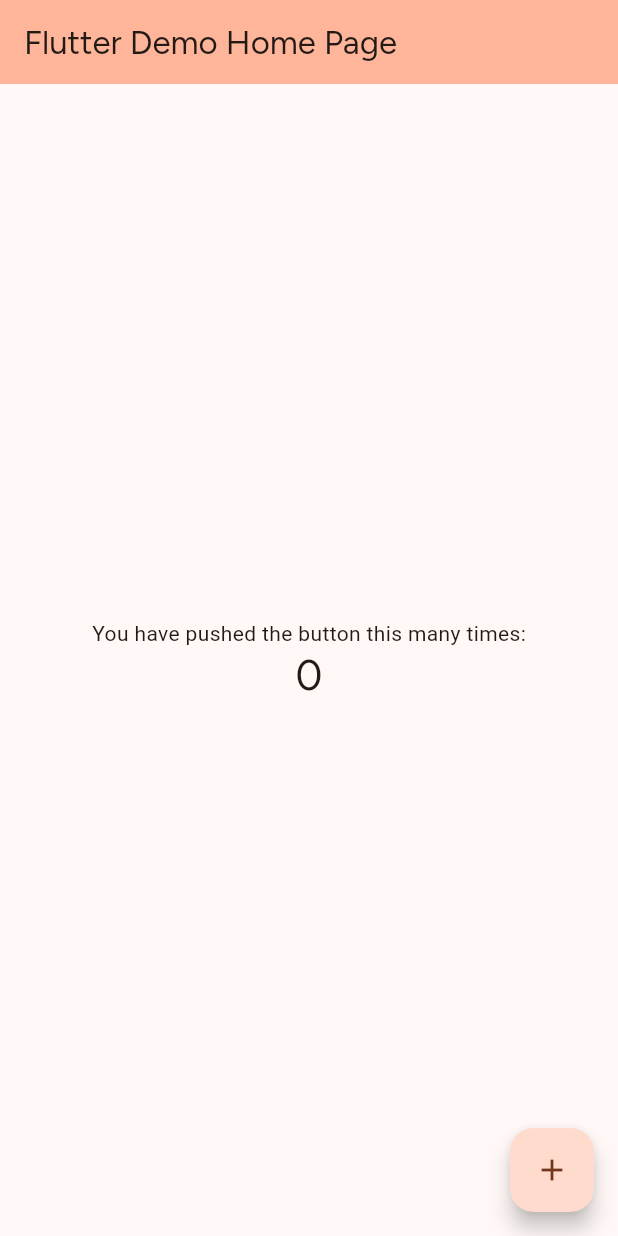
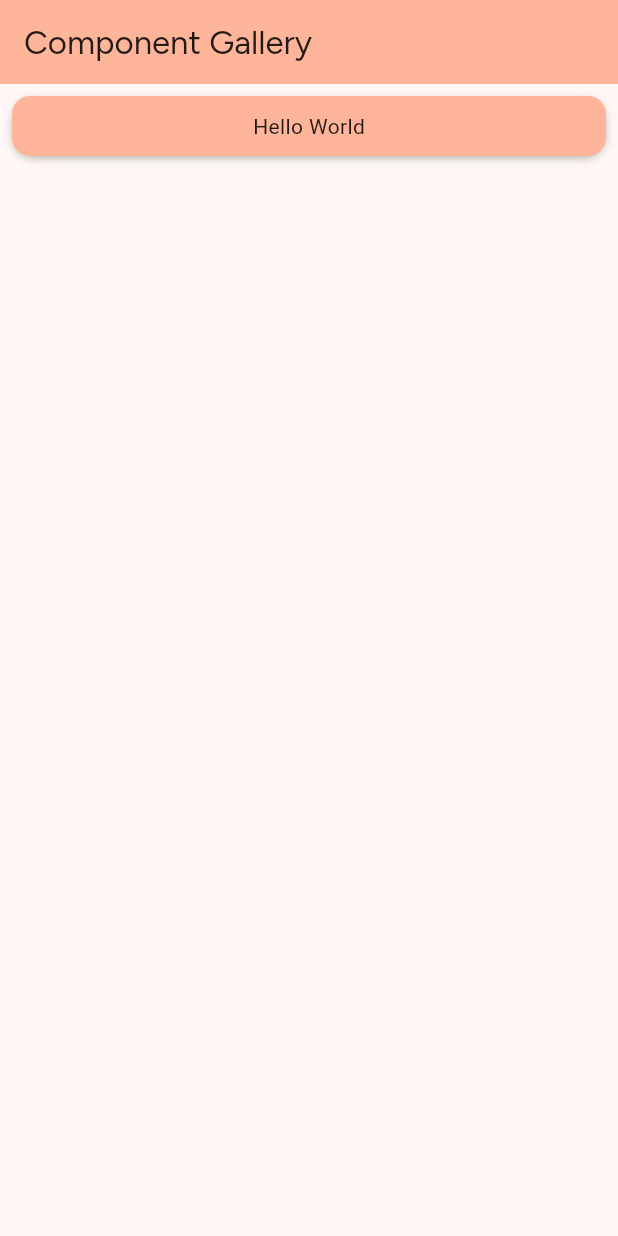
Before and after one commit to intellicook/mobile, a Flutter app: the screen it shows after launch, on a phone screen of 412 x 824 dp. Run offline on Flutter 3.47's test engine with Material 3 defaults, Android fonts, the phone set to English and light mode, and no system bars; our stand-ins replace figma_squircle, flutter_inset_shadow, google_fonts, material_color_utilities.

Commit message:
Add button

```diff
--- a/analysis_options.yaml
+++ b/analysis_options.yaml
@@ -26,6 +26,7 @@ linter:
     directives_ordering: true
     prefer_single_quotes: true
     sort_constructors_first: true
+    always_declare_return_types: true
 
 # Additional information about this file can be found at
 # https://dart.dev/guides/language/analysis-options
--- /dev/null
+++ b/lib/constants/corner_radius.dart
@@ -0,0 +1,16 @@
+import 'package:figma_squircle/figma_squircle.dart';
+
+class SmoothBorderRadiusConsts {
+  static const sCornerRadius = 12.0;
+  static const lCornerRadius = 24.0;
+  static const cornerSmoothing = 0.6;
+
+  static final s = SmoothBorderRadius(
+    cornerRadius: sCornerRadius,
+    cornerSmoothing: cornerSmoothing,
+  );
+  static final l = SmoothBorderRadius(
+    cornerRadius: lCornerRadius,
+    cornerSmoothing: cornerSmoothing,
+  );
+}
--- /dev/null
+++ b/lib/constants/shadow.dart
@@ -0,0 +1,37 @@
+import 'package:flutter/material.dart' hide BoxDecoration, BoxShadow;
+import 'package:flutter_inset_shadow/flutter_inset_shadow.dart';
+import 'package:intellicook_mobile/theme.dart';
+
+class ShadowConsts {
+  static const highOffset = Offset(0.0, 8.0);
+  static const highBlurRadius = 48.0;
+  static const highSpreadRadius = -16.0;
+
+  static const lowOffset = Offset(0.0, 2.0);
+  static const lowBlurRadius = 6.0;
+  static const lowSpreadRadius = -2.0;
+
+  static List<BoxShadow> high({bool inset = false}) {
+    return [
+      BoxShadow(
+        color: IntelliCookTheme.shadow,
+        offset: highOffset,
+        blurRadius: highBlurRadius,
+        spreadRadius: highSpreadRadius,
+        inset: inset,
+      )
+    ];
+  }
+
+  static List<BoxShadow> low({bool inset = false}) {
+    return [
+      BoxShadow(
+        color: IntelliCookTheme.shadow,
+        offset: lowOffset,
+        blurRadius: lowBlurRadius,
+        spreadRadius: lowSpreadRadius,
+        inset: inset,
+      )
+    ];
+  }
+}
--- /dev/null
+++ b/lib/constants/spacing.dart
@@ -0,0 +1,7 @@
+class SpacingConsts {
+  static const xs = 4.0;
+  static const s = 8.0;
+  static const m = 16.0;
+  static const l = 32.0;
+  static const xl = 64.0;
+}
--- a/lib/main.dart
+++ b/lib/main.dart
@@ -1,4 +1,5 @@
 import 'package:flutter/material.dart';
+import 'package:intellicook_mobile/screens/component_gallery.dart';
 import 'package:intellicook_mobile/theme.dart';
 
 void main() {
@@ -16,95 +17,7 @@ class MyApp extends StatelessWidget {
     return MaterialApp(
       title: 'Flutter Demo',
       theme: IntelliCookTheme.theme(context, brightness),
-      home: const MyHomePage(title: 'Flutter Demo Home Page'),
+      home: const ComponentGallery(),
     );
   }
 }
-
-class MyHomePage extends StatefulWidget {
-  const MyHomePage({super.key, required this.title});
-
-  // This widget is the home page of your application. It is stateful, meaning
-  // that it has a State object (defined below) that contains fields that affect
-  // how it looks.
-
-  // This class is the configuration for the state. It holds the values (in this
-  // case the title) provided by the parent (in this case the App widget) and
-  // used by the build method of the State. Fields in a Widget subclass are
-  // always marked "final".
-
-  final String title;
-
-  @override
-  State<MyHomePage> createState() => _MyHomePageState();
-}
-
-class _MyHomePageState extends State<MyHomePage> {
-  int _counter = 0;
-
-  void _incrementCounter() {
-    setState(() {
-      // This call to setState tells the Flutter framework that something has
-      // changed in this State, which causes it to rerun the build method below
-      // so that the display can reflect the updated values. If we changed
-      // _counter without calling setState(), then the build method would not be
-      // called again, and so nothing would appear to happen.
-      _counter++;
-    });
-  }
-
-  @override
-  Widget build(BuildContext context) {
-    // This method is rerun every time setState is called, for instance as done
-    // by the _incrementCounter method above.
-    //
-    // The Flutter framework has been optimized to make rerunning build methods
-    // fast, so that you can just rebuild anything that needs updating rather
-    // than having to individually change instances of widgets.
-    return Scaffold(
-      appBar: AppBar(
-        // TRY THIS: Try changing the color here to a specific color (to
-        // Colors.amber, perhaps?) and trigger a hot reload to see the AppBar
-        // change color while the other colors stay the same.
-        backgroundColor: Theme.of(context).colorScheme.inversePrimary,
-        // Here we take the value from the MyHomePage object that was created by
-        // the App.build method, and use it to set our appbar title.
-        title: Text(widget.title),
-      ),
-      body: Center(
-        // Center is a layout widget. It takes a single child and positions it
-        // in the middle of the parent.
-        child: Column(
-          // Column is also a layout widget. It takes a list of children and
-          // arranges them vertically. By default, it sizes itself to fit its
-          // children horizontally, and tries to be as tall as its parent.
-          //
-          // Column has various properties to control how it sizes itself and
-          // how it positions its children. Here we use mainAxisAlignment to
-          // center the children vertically; the main axis here is the vertical
-          // axis because Columns are vertical (the cross axis would be
-          // horizontal).
-          //
-          // TRY THIS: Invoke "debug painting" (choose the "Toggle Debug Paint"
-          // action in the IDE, or press "p" in the console), to see the
-          // wireframe for each widget.
-          mainAxisAlignment: MainAxisAlignment.center,
-          children: <Widget>[
-            const Text(
-              'You have pushed the button this many times:',
-            ),
-            Text(
-              '$_counter',
-              style: Theme.of(context).textTheme.headlineMedium,
-            ),
-          ],
-        ),
-      ),
-      floatingActionButton: FloatingActionButton(
-        onPressed: _incrementCounter,
-        tooltip: 'Increment',
-        child: const Icon(Icons.add),
-      ), // This trailing comma makes auto-formatting nicer for build methods.
-    );
-  }
-}
--- /dev/null
+++ b/lib/screens/component_gallery.dart
@@ -0,0 +1,31 @@
+import 'package:flutter/material.dart';
+import 'package:intellicook_mobile/constants/spacing.dart';
+import 'package:intellicook_mobile/widgets/common/button.dart';
+
+class ComponentGallery extends StatelessWidget {
+  const ComponentGallery({super.key});
+
+  static const title = 'Component Gallery';
+
+  @override
+  Widget build(BuildContext context) {
+    return Scaffold(
+      appBar: AppBar(
+        backgroundColor: Theme.of(context).colorScheme.inversePrimary,
+        title: const Text(title),
+      ),
+      body: Padding(
+        padding: const EdgeInsets.all(SpacingConsts.s),
+        child: ListView(
+          children: [
+            PrimaryButton(
+              child: const Center(
+                child: Text('Hello World'),
+              ),
+            ),
+          ],
+        ),
+      ),
+    );
+  }
+}
--- a/lib/theme.dart
+++ b/lib/theme.dart
@@ -1,10 +1,15 @@
 import 'package:flutter/material.dart';
 import 'package:google_fonts/google_fonts.dart';
+import 'package:material_color_utilities/material_color_utilities.dart';
 
 class IntelliCookTheme {
   static ThemeData theme(BuildContext context, Brightness brightness) {
     var textTheme = createTextTheme(context, bodyFont, displayFont);
-    var colorScheme = createColorScheme(colorSchemeSeed, brightness);
+    var colorScheme = ColorScheme.fromSeed(
+      seedColor: primaryColor,
+      brightness: brightness,
+      shadow: shadow,
+    );
 
     return ThemeData(
       useMaterial3: true,
@@ -18,7 +23,10 @@ class IntelliCookTheme {
 
   static const displayFont = 'Figtree';
   static const bodyFont = 'Roboto';
-  static const colorSchemeSeed = Color(0xffffa07a);
+  static const primaryColor = Color(0xffffa07a);
+  static const shadow = Color(0x66000000);
+
+  static final primaryPalette = createTonalPalette(primaryColor.value);
 
   /// Contrast Color
   static const contrastColor = ExtendedColor(
@@ -98,16 +106,6 @@ class ColorFamily {
   final Color onColorContainer;
 }
 
-ColorScheme createColorScheme(
-  Color seedColor,
-  Brightness brightness,
-) {
-  return ColorScheme.fromSeed(
-    seedColor: seedColor,
-    brightness: brightness,
-  );
-}
-
 TextTheme createTextTheme(
   BuildContext context,
   String bodyFontString,
@@ -128,3 +126,8 @@ TextTheme createTextTheme(
   );
   return textTheme;
 }
+
+TonalPalette createTonalPalette(int value) {
+  final color = Hct.fromInt(value);
+  return TonalPalette.of(color.hue, color.chroma);
+}
--- /dev/null
+++ b/lib/utils/extensions/tonal_palette_extensions.dart
@@ -0,0 +1,6 @@
+import 'package:flutter/material.dart';
+import 'package:material_color_utilities/material_color_utilities.dart';
+
+extension ToColor on TonalPalette {
+  Color getColor(int tone) => Color(get(tone));
+}
--- /dev/null
+++ b/lib/widgets/common/clickable.dart
@@ -0,0 +1,73 @@
+import 'package:flutter/material.dart';
+
+typedef ClickableOnClickCallback = void Function();
+
+typedef ClickableOnPressCallback = void Function();
+
+typedef ClickableOnReleaseCallback = void Function();
+
+typedef ClickableOnStateChangeCallback = void Function(bool);
+
+class Clickable extends StatefulWidget {
+  const Clickable({
+    super.key,
+    this.onClick,
+    this.onPress,
+    this.onRelease,
+    this.onStateChange,
+    this.child,
+  });
+
+  final ClickableOnClickCallback? onClick;
+  final ClickableOnPressCallback? onPress;
+  final ClickableOnReleaseCallback? onRelease;
+  final ClickableOnStateChangeCallback? onStateChange;
+  final Widget? child;
+
+  @override
+  State<Clickable> createState() => _ClickableState();
+}
+
+class _ClickableState extends State<Clickable> {
+  bool isPressed = false;
+
+  @override
+  Widget build(BuildContext context) {
+    return Listener(
+      onPointerDown: (PointerDownEvent event) {
+        if (isPressed) {
+          false;
+        }
+
+        setState(() {
+          isPressed = true;
+          widget.onStateChange?.call(isPressed);
+          widget.onPress?.call();
+        });
+      },
+      onPointerUp: (PointerUpEvent event) {
+        if (!isPressed) {
+          return;
+        }
+
+        setState(() {
+          isPressed = false;
+          widget.onStateChange?.call(isPressed);
+          widget.onRelease?.call();
+          widget.onClick?.call();
+        });
+      },
+      onPointerCancel: (PointerCancelEvent event) {
+        if (!isPressed) {
+          return;
+        }
+
+        setState(() {
+          isPressed = false;
+          widget.onStateChange?.call(isPressed);
+        });
+      },
+      child: widget.child,
+    );
+  }
+}
--- /dev/null
+++ b/lib/widgets/common/elevated.dart
@@ -0,0 +1,92 @@
+import 'package:figma_squircle/figma_squircle.dart';
+import 'package:flutter/material.dart' hide BoxDecoration, BoxShadow;
+import 'package:flutter_inset_shadow/flutter_inset_shadow.dart';
+import 'package:intellicook_mobile/constants/corner_radius.dart';
+import 'package:intellicook_mobile/constants/shadow.dart';
+import 'package:intellicook_mobile/constants/spacing.dart';
+
+class Elevated extends StatelessWidget {
+  const Elevated({
+    super.key,
+    this.border,
+    this.borderRadius,
+    this.shadows,
+    this.padding,
+    this.color,
+    this.constraints,
+    this.isAnimated = false,
+    this.child,
+  });
+
+  Elevated.low({
+    super.key,
+    this.border,
+    this.padding,
+    this.color,
+    this.constraints,
+    this.isAnimated = false,
+    insetShadow = false,
+    this.child,
+  })  : borderRadius = SmoothBorderRadiusConsts.s,
+        shadows = ShadowConsts.low(inset: insetShadow);
+
+  Elevated.high({
+    super.key,
+    this.border,
+    this.padding,
+    this.color,
+    this.constraints,
+    this.isAnimated = false,
+    insetShadow = false,
+    this.child,
+  })  : borderRadius = SmoothBorderRadiusConsts.l,
+        shadows = ShadowConsts.high(inset: insetShadow);
+
+  final BoxBorder? border;
+  final SmoothBorderRadius? borderRadius;
+  final List<BoxShadow>? shadows;
+  final EdgeInsets? padding;
+  final Color? color;
+  final BoxConstraints? constraints;
+  final bool isAnimated;
+  final Widget? child;
+
+  @override
+  Widget build(BuildContext context) {
+    final theme = Theme.of(context);
+    final borderRadius = this.borderRadius ?? SmoothBorderRadiusConsts.l;
+    final shadows = this.shadows ?? ShadowConsts.low();
+    final padding = this.padding ?? const EdgeInsets.all(SpacingConsts.m);
+    final color = this.color ?? theme.colorScheme.surfaceContainerLowest;
+
+    if (isAnimated) {
+      return AnimatedContainer(
+        duration: const Duration(milliseconds: 50),
+        curve: Curves.easeOut,
+        clipBehavior: Clip.antiAlias,
+        decoration: BoxDecoration(
+          color: color,
+          border: border,
+          borderRadius: borderRadius,
+          boxShadow: shadows,
+        ),
+        constraints: constraints,
+        padding: padding,
+        child: child,
+      );
+    }
+
+    return Container(
+      clipBehavior: Clip.antiAlias,
+      decoration: BoxDecoration(
+        color: color,
+        border: border,
+        borderRadius: borderRadius,
+        boxShadow: shadows,
+      ),
+      constraints: constraints,
+      padding: padding,
+      child: child,
+    );
+  }
+}
--- a/pubspec.yaml
+++ b/pubspec.yaml
@@ -36,6 +36,9 @@ dependencies:
   # Use with the CupertinoIcons class for iOS style icons.
   cupertino_icons: ^1.0.6
   google_fonts: ^6.2.1
+  figma_squircle: ^0.5.3
+  material_color_utilities: ^0.8.0
+  flutter_inset_shadow: ^2.0.3
 
 dev_dependencies:
   flutter_test:
```
Also changed, not shown: lib/widgets/common/button.dart (added, +116 -0 lines), pubspec.lock.
